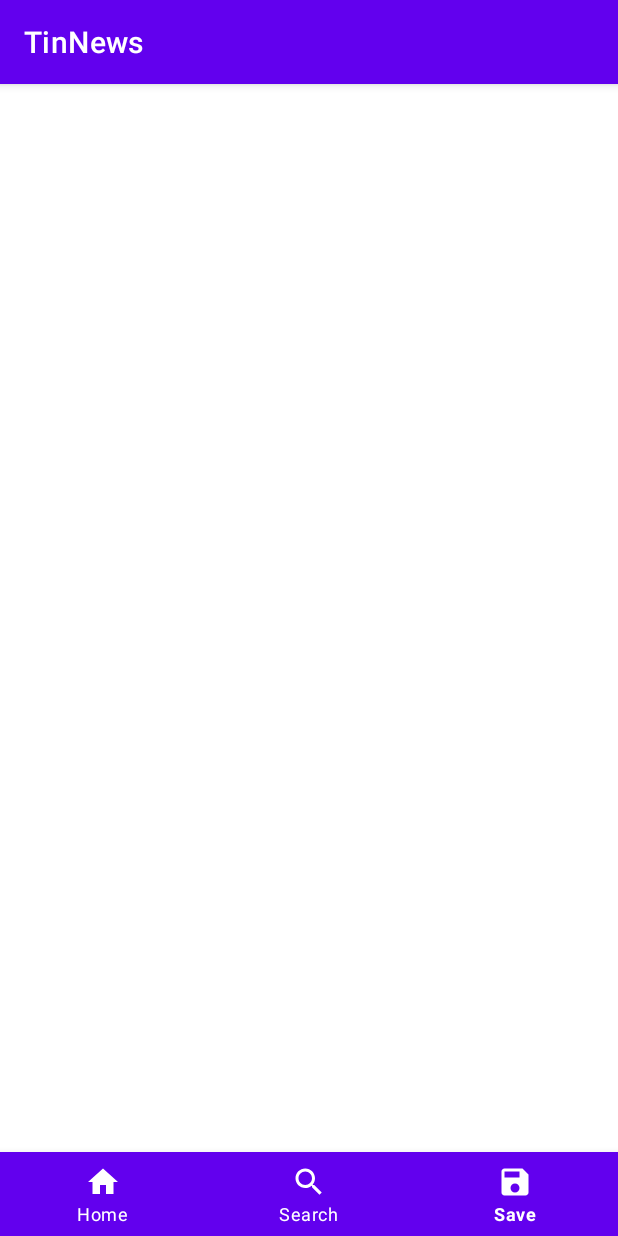
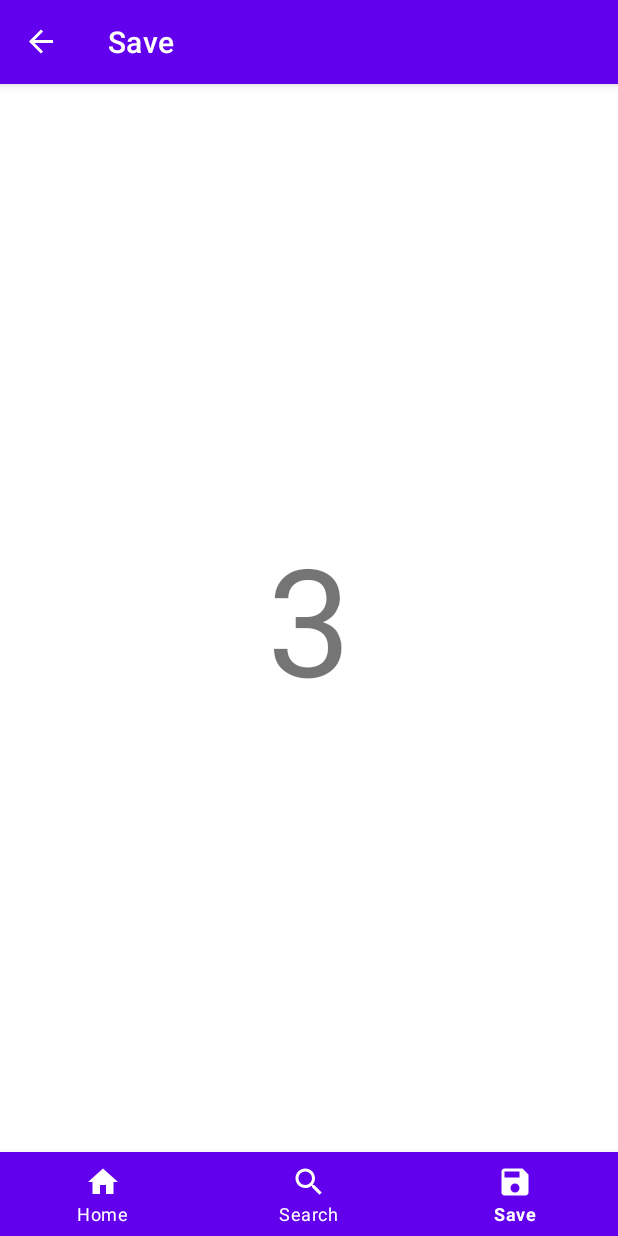
Before and after one commit to Hambur0703/TinNews, an Android app: the screen it shows after launch (MainActivity), item 3 of the bottom bar chosen, on a phone screen of 412 x 824 dp. Run offline under Robolectric (Android 15) with nearby library versions, the phone set to English and light mode, and no system bars; our stand-ins replace navigation-ui.

Commit message:
BottomSheet and Android Navigation

```diff
--- a/app/build.gradle
+++ b/app/build.gradle
@@ -3,7 +3,7 @@ plugins {
 }
 
 android {
-    compileSdkVersion 31
+    compileSdkVersion 32
     buildToolsVersion "30.0.3"
 
     defaultConfig {
@@ -39,6 +39,9 @@ dependencies {
     implementation 'com.google.android.material:material:1.5.0'
     implementation 'androidx.constraintlayout:constraintlayout:2.1.3'
     implementation 'androidx.fragment:fragment:1.3.1'
+    implementation 'androidx.legacy:legacy-support-v4:1.0.0'
+    implementation 'androidx.navigation:navigation-fragment:2.3.5'
+    implementation 'androidx.navigation:navigation-ui:2.3.5'
     testImplementation 'junit:junit:4.+'
     androidTestImplementation 'androidx.test.ext:junit:1.1.3'
     androidTestImplementation 'androidx.test.espresso:espresso-core:3.4.0'
--- a/app/src/main/java/com/laioffer/tinnews/MainActivity.java
+++ b/app/src/main/java/com/laioffer/tinnews/MainActivity.java
@@ -1,14 +1,33 @@
 package com.laioffer.tinnews;
 
 import androidx.appcompat.app.AppCompatActivity;
+import androidx.navigation.NavController;
+import androidx.navigation.fragment.NavHostFragment;
+import androidx.navigation.ui.NavigationUI;
 
 import android.os.Bundle;
 
+import com.google.android.material.bottomnavigation.BottomNavigationView;
+
 public class MainActivity extends AppCompatActivity {
+
+    private NavController navController;
 
     @Override
     protected void onCreate(Bundle savedInstanceState) {
         super.onCreate(savedInstanceState);
         setContentView(R.layout.activity_main);
+
+        BottomNavigationView navView = findViewById(R.id.nav_view);
+        NavHostFragment navHostFragment = (NavHostFragment) getSupportFragmentManager()
+                .findFragmentById(R.id.nav_host_fragment);
+        navController = navHostFragment.getNavController();
+        NavigationUI.setupWithNavController(navView, navController);
+        NavigationUI.setupActionBarWithNavController(this, navController);
+    }
+
+    @Override
+    public boolean onSupportNavigateUp() {
+        return navController.navigateUp();
     }
 }
--- /dev/null
+++ b/app/src/main/java/com/laioffer/tinnews/ui/home/HomeFragment.java
@@ -0,0 +1,21 @@
+package com.laioffer.tinnews.ui.home;
+
+import android.os.Bundle;
+
+import androidx.fragment.app.Fragment;
+
+import android.view.LayoutInflater;
+import android.view.View;
+import android.view.ViewGroup;
+
+import com.laioffer.tinnews.R;
+
+
+public class HomeFragment extends Fragment {
+    @Override
+    public View onCreateView(LayoutInflater inflater, ViewGroup container,
+                             Bundle savedInstanceState) {
+        // Inflate the layout for this fragment
+        return inflater.inflate(R.layout.fragment_home, container, false);
+    }
+}
--- /dev/null
+++ b/app/src/main/java/com/laioffer/tinnews/ui/save/SaveFragment.java
@@ -0,0 +1,26 @@
+package com.laioffer.tinnews.ui.save;
+
+import android.os.Bundle;
+
+import androidx.fragment.app.Fragment;
+
+import android.view.LayoutInflater;
+import android.view.View;
+import android.view.ViewGroup;
+
+import com.laioffer.tinnews.R;
+
+public class SaveFragment extends Fragment {
+
+    @Override
+    public void onCreate(Bundle savedInstanceState) {
+        super.onCreate(savedInstanceState);
+    }
+
+    @Override
+    public View onCreateView(LayoutInflater inflater, ViewGroup container,
+                             Bundle savedInstanceState) {
+        // Inflate the layout for this fragment
+        return inflater.inflate(R.layout.fragment_save, container, false);
+    }
+}
--- a/app/src/main/res/layout/activity_main.xml
+++ b/app/src/main/res/layout/activity_main.xml
@@ -9,9 +9,13 @@
 
     <androidx.fragment.app.FragmentContainerView
         android:id="@+id/nav_host_fragment"
+        android:name="androidx.navigation.fragment.NavHostFragment"
         android:layout_width="match_parent"
         android:layout_height="0dp"
-        android:layout_weight="1" />
+        android:layout_weight="1"
+        app:defaultNavHost="true"
+        app:navGraph="@navigation/nav_graph"
+        />
 
     <com.google.android.material.bottomnavigation.BottomNavigationView
         android:id="@+id/nav_view"
--- /dev/null
+++ b/app/src/main/res/layout/fragment_save.xml
@@ -0,0 +1,14 @@
+<?xml version="1.0" encoding="utf-8"?>
+<FrameLayout xmlns:android="http://schemas.android.com/apk/res/android"
+    xmlns:tools="http://schemas.android.com/tools"
+    android:layout_width="match_parent"
+    android:layout_height="match_parent"
+    tools:context=".ui.save.SaveFragment">
+    <TextView
+        android:layout_width="wrap_content"
+        android:layout_height="wrap_content"
+        android:layout_gravity="center"
+        android:text="3"
+        android:textSize="100sp"
+        />
+</FrameLayout>
--- /dev/null
+++ b/app/src/main/res/navigation/nav_graph.xml
@@ -0,0 +1,23 @@
+<?xml version="1.0" encoding="utf-8"?>
+<navigation xmlns:android="http://schemas.android.com/apk/res/android"
+    xmlns:app="http://schemas.android.com/apk/res-auto"
+    xmlns:tools="http://schemas.android.com/tools"
+    android:id="@+id/nav_graph"
+    app:startDestination="@id/navigation_home">
+
+    <fragment
+        android:id="@+id/navigation_home"
+        android:name="com.laioffer.tinnews.ui.home.HomeFragment"
+        android:label="@string/title_home"
+        tools:layout="@layout/fragment_home" />
+    <fragment
+        android:id="@+id/navigation_save"
+        android:name="com.laioffer.tinnews.ui.save.SaveFragment"
+        android:label="@string/title_save"
+        tools:layout="@layout/fragment_save" />
+    <fragment
+        android:id="@+id/navigation_search"
+        android:name="com.laioffer.tinnews.ui.search.SearchFragment"
+        android:label="@string/title_search"
+        tools:layout="@layout/fragment_search" />
+</navigation>
--- a/app/src/main/res/values/strings.xml
+++ b/app/src/main/res/values/strings.xml
@@ -3,4 +3,6 @@
     <string name="title_home">Home</string>
     <string name="title_save">Save</string>
     <string name="title_search">Search</string>
+    <!-- TODO: Remove or change this placeholder text -->
+    <string name="hello_blank_fragment">Hello blank fragment</string>
 </resources>
--- a/build.gradle
+++ b/build.gradle
@@ -5,7 +5,7 @@ buildscript {
         mavenCentral()
     }
     dependencies {
-        classpath "com.android.tools.build:gradle:4.2.2"
+        classpath 'com.android.tools.build:gradle:7.1.3'
 
         // NOTE: Do not place your application dependencies here; they belong
         // in the individual module build.gradle files
```
Also changed, not shown: app/src/main/java/com/laioffer/tinnews/ui/search/SearchFragment.java (added, +26 -0 lines), app/src/main/res/layout/fragment_home.xml (added, +13 -0 lines), app/src/main/res/layout/fragment_search.xml (added, +13 -0 lines), gradle/wrapper/gradle-wrapper.properties.
